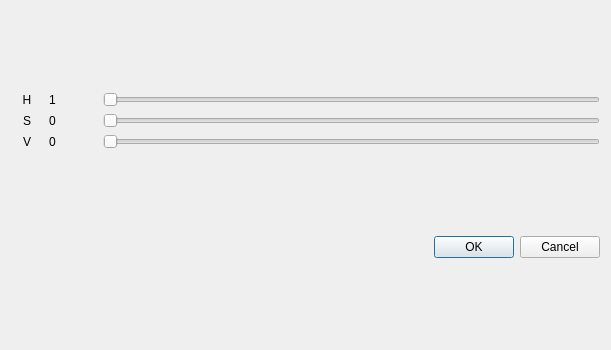
First picture: the form in dialogadjusthsv.ui, repository hubutui/ImageProcessingKit, before the edit.
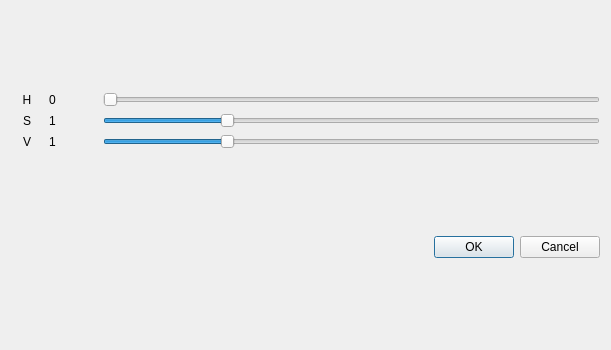
Second picture: the form after the edit.

Commit message:
完成实验二的功能了
------

最重要的是，解决了一个很蛋疼的 bug．忘记先做 RGB 到 HSV 的转换了．

What changed in the file:
```diff
--- a/dialogadjusthsv.ui
+++ b/dialogadjusthsv.ui
@@ -41,7 +41,7 @@
         </size>
        </property>
        <property name="text">
-        <string>0</string>
+        <string>1</string>
        </property>
       </widget>
      </item>
@@ -70,7 +70,7 @@
         </size>
        </property>
        <property name="text">
-        <string>0</string>
+        <string>1</string>
        </property>
       </widget>
      </item>
@@ -99,7 +99,7 @@
         </size>
        </property>
        <property name="text">
-        <string>1</string>
+        <string>0</string>
        </property>
       </widget>
      </item>
@@ -122,11 +122,14 @@
         </sizepolicy>
        </property>
        <property name="minimum">
-        <number>0</number>
+        <number>1</number>
        </property>
        <property name="maximum">
         <number>100</number>
        </property>
+       <property name="value">
+        <number>25</number>
+       </property>
        <property name="orientation">
         <enum>Qt::Horizontal</enum>
        </property>
@@ -135,10 +138,13 @@
      <item row="2" column="2">
       <widget class="QSlider" name="horizontalSlider_V">
        <property name="minimum">
-        <number>0</number>
+        <number>1</number>
        </property>
        <property name="maximum">
-        <number>360</number>
+        <number>100</number>
+       </property>
+       <property name="value">
+        <number>25</number>
        </property>
        <property name="orientation">
         <enum>Qt::Horizontal</enum>
```
The commit also changes 1 other file.
